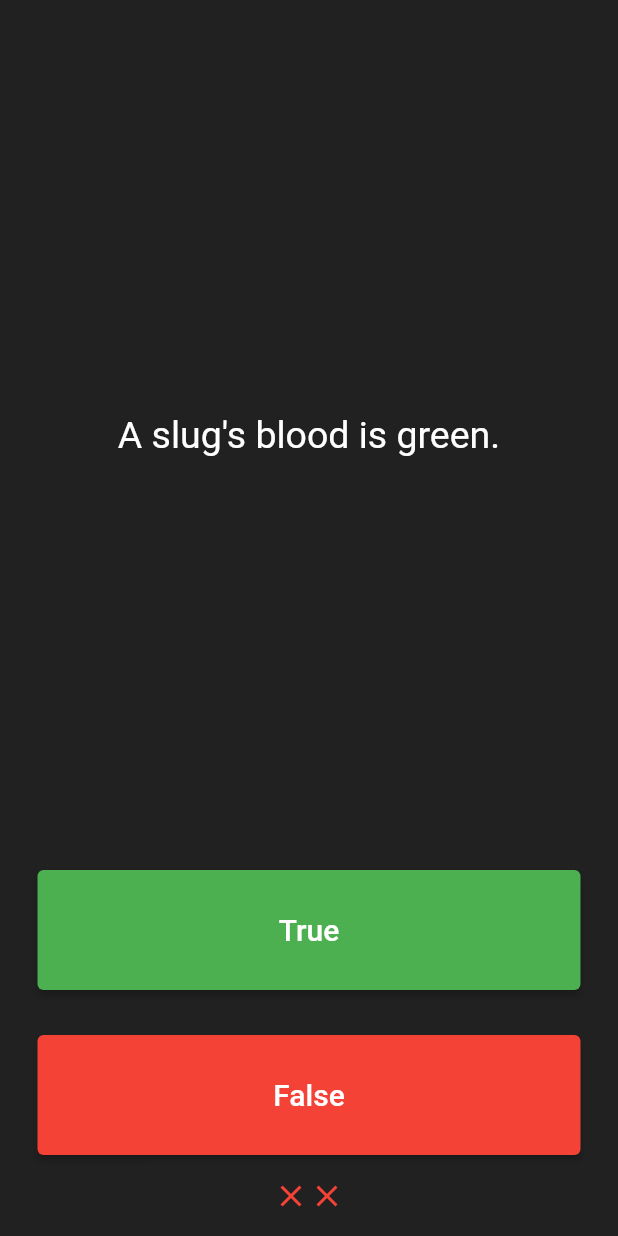
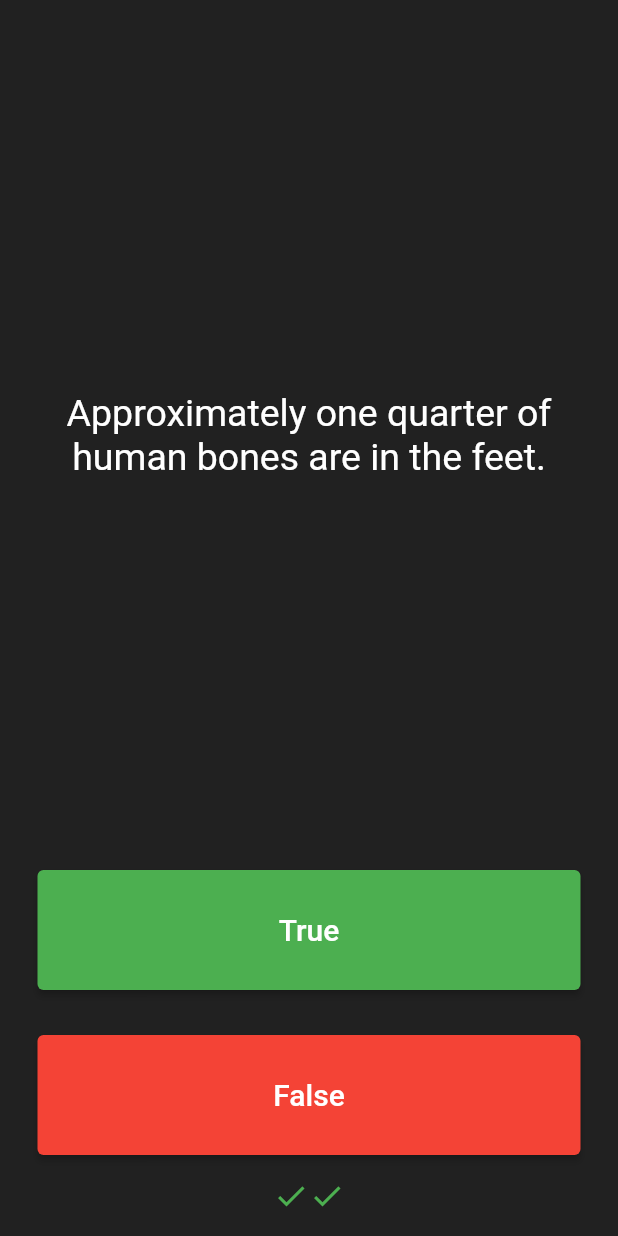
Before and after one commit to Dzaky02/quizzler_flutter_app, a Flutter app: the screen it shows after launch, after a tap on "True", after a tap on "False", on a phone screen of 412 x 824 dp. Run offline on Flutter 3.47's test engine with Material 2 defaults, Android fonts, the phone set to English and light mode, and no system bars.

Commit message:
Creating Abstraction class.

```diff
--- /dev/null
+++ b/lib/helpers/quiz_brain.dart
@@ -0,0 +1,31 @@
+import '../models/question.dart';
+
+class QuizBrain {
+  List<Question> questionBank = [
+    Question('Some cats are actually allergic to humans', true),
+    Question('You can lead a cow down stairs but not up stairs.', false),
+    Question('Approximately one quarter of human bones are in the feet.', true),
+    Question('A slug\'s blood is green.', true),
+    Question('Buzz Aldrin\'s mother\'s maiden name was \"Moon\".', true),
+    Question('It is illegal to pee in the Ocean in Portugal.', true),
+    Question(
+        'No piece of square dry paper can be folded in half more than 7 times.',
+        false),
+    Question(
+        'In London, UK, if you happen to die in the House of Parliament, you are technically entitled to a state funeral, because the building is considered too sacred a place.',
+        true),
+    Question(
+        'The loudest sound produced by any animal is 188 decibels. That animal is the African Elephant.',
+        false),
+    Question(
+        'The total surface area of two human lungs is approximately 70 square metres.',
+        true),
+    Question('Google was originally called \"Backrub\".', true),
+    Question(
+        'Chocolate affects a dog\'s heart and nervous system; a few ounces are enough to kill a small dog.',
+        true),
+    Question(
+        'In West Virginia, USA, if you accidentally hit an animal with your car, you are free to take it home to eat.',
+        true),
+  ];
+}
--- a/lib/main.dart
+++ b/lib/main.dart
@@ -1,5 +1,7 @@
 import 'package:flutter/material.dart';
-import 'package:quizzler_flutter_app/models/question.dart';
+import '/helpers/quiz_brain.dart';
+
+QuizBrain quizBrain = QuizBrain();
 
 void main() => runApp(Quizzler());
 
@@ -31,21 +33,6 @@ class QuizPage extends StatefulWidget {
 class _QuizPageState extends State<QuizPage> {
   List<Icon> scoreKeeper = [];
 
-  List<Question> questions = [
-    Question(
-      questionText: 'You can lead a cow down stairs but not up stairs.',
-      questionAnswer: false,
-    ),
-    Question(
-      questionText: 'Approximately one quarter of human bones are in the feet.',
-      questionAnswer: true,
-    ),
-    Question(
-      questionText: 'A slug\'s blood is green.',
-      questionAnswer: true,
-    ),
-  ];
-
   int questionNumber = 0;
   static const trueValue = Icon(
     Icons.check,
@@ -57,7 +44,7 @@ class _QuizPageState extends State<QuizPage> {
   );
 
   void answerQuestion(bool result) {
-    if (questionNumber < questions.length) {
+    if (questionNumber < quizBrain.questionBank.length) {
       setState(() {
         scoreKeeper.add(result ? trueValue : falseValue);
         questionNumber++;
@@ -77,8 +64,8 @@ class _QuizPageState extends State<QuizPage> {
             padding: EdgeInsets.all(10.0),
             child: Center(
               child: Text(
-                questionNumber < questions.length
-                    ? questions[questionNumber].questionText
+                questionNumber < quizBrain.questionBank.length
+                    ? quizBrain.questionBank[questionNumber].questionText
                     : 'Finish',
                 textAlign: TextAlign.center,
                 style: TextStyle(
@@ -99,7 +86,7 @@ class _QuizPageState extends State<QuizPage> {
                 style: TextStyle(fontSize: 20.0),
               ),
               onPressed: () =>
-                  answerQuestion(questions[questionNumber].questionAnswer),
+                  answerQuestion(quizBrain.questionBank[questionNumber].questionAnswer),
             ),
           ),
         ),
@@ -113,7 +100,7 @@ class _QuizPageState extends State<QuizPage> {
                 style: TextStyle(fontSize: 20.0),
               ),
               onPressed: () =>
-                  answerQuestion(!questions[questionNumber].questionAnswer),
+                  answerQuestion(!quizBrain.questionBank[questionNumber].questionAnswer),
             ),
           ),
         ),
--- a/lib/models/question.dart
+++ b/lib/models/question.dart
@@ -2,5 +2,5 @@ class Question {
   String questionText;
   bool questionAnswer;
 
-  Question({required this.questionText, required this.questionAnswer});
+  Question(this.questionText, this.questionAnswer);
 }
```
